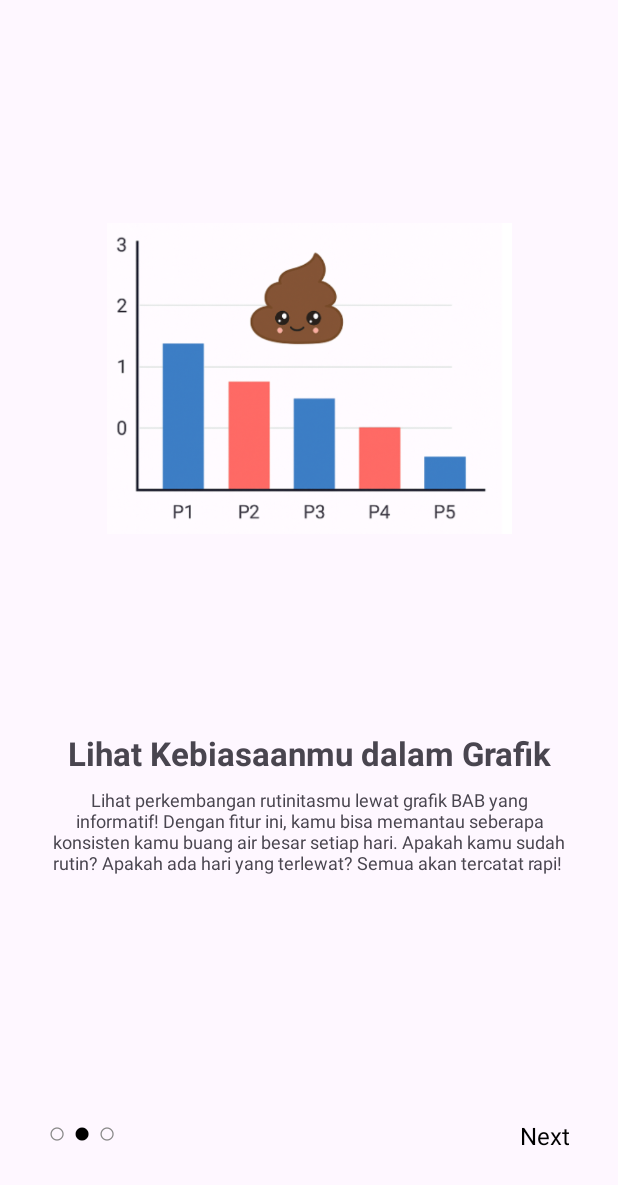
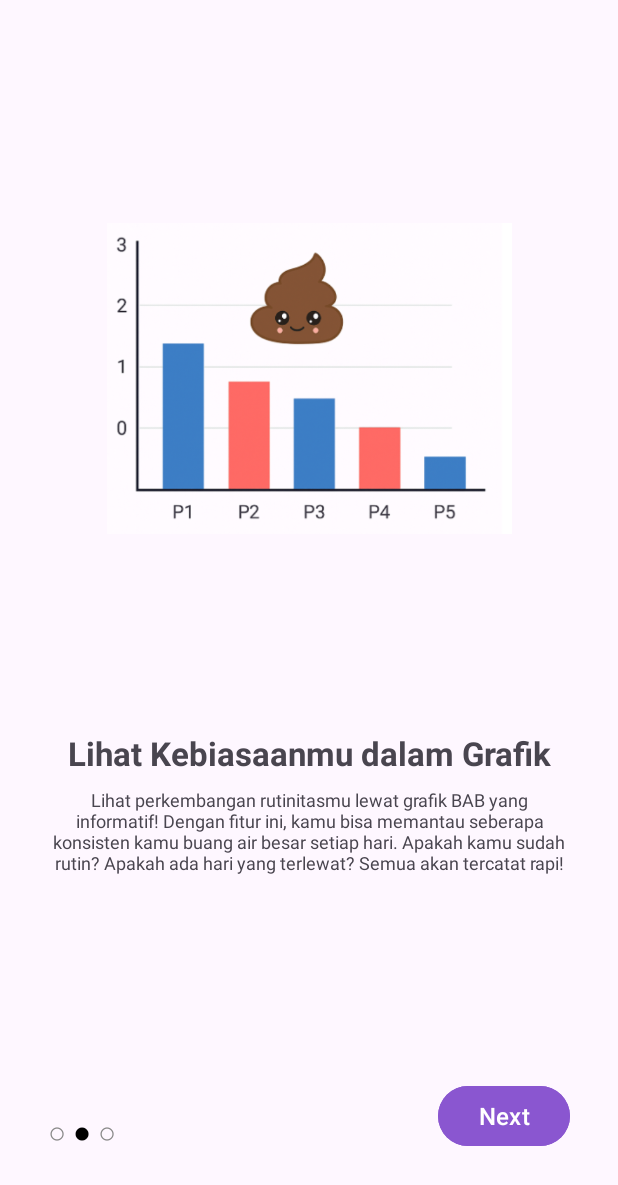
Before and after one commit to elsyap2252/Poopoo-App, an Android app: the Onboarding2 screen opened directly, with no data from a screen before it, on a phone screen of 412 x 824 dp. Shown: the top 1185 px of the screen. Run offline under Robolectric (Android 15) with nearby library versions, the phone set to English and light mode, and no system bars.

Commit message:
fix onboarding1dan 2

```diff
--- a/app/src/main/java/com/example/poopoo_app/Onboarding2.java
+++ b/app/src/main/java/com/example/poopoo_app/Onboarding2.java
@@ -2,7 +2,7 @@ package com.example.poopoo_app;
 
 import android.content.Intent;
 import android.os.Bundle;
-import android.widget.Button;
+import android.widget.Button; // Ganti dari TextView ke Button
 import androidx.appcompat.app.AppCompatActivity;
 
 public class Onboarding2 extends AppCompatActivity {
@@ -11,7 +11,7 @@ public class Onboarding2 extends AppCompatActivity {
         super.onCreate(savedInstanceState);
         setContentView(R.layout.activity_onboarding2);
 
-        Button btnNext = findViewById(R.id.btnMulai);
+        Button btnNext = findViewById(R.id.btnMulai); // Ganti tipe ke Button
         btnNext.setOnClickListener(v -> {
             Intent intent = new Intent(Onboarding2.this, Onboarding3.class);
             startActivity(intent);
--- a/app/src/main/res/layout/activity_onboarding2.xml
+++ b/app/src/main/res/layout/activity_onboarding2.xml
@@ -16,8 +16,7 @@
         android:layout_marginTop="85dp"
         app:layout_constraintTop_toTopOf="parent"
         app:layout_constraintStart_toStartOf="parent"
-        app:layout_constraintEnd_toEndOf="parent"
-        />
+        app:layout_constraintEnd_toEndOf="parent" />
 
     <!-- Judul -->
     <TextView
@@ -39,7 +38,7 @@
         android:id="@+id/txtDesc"
         android:layout_width="0dp"
         android:layout_height="wrap_content"
-        android:text="Lihat perkembangan rutinitasmu lewat grafik BAB yang informatif! Dengan fitur ini, kamu bisa memantau seberapa konsisten kamu buang air besar setiap hari. Apakah kamu sudah rutin? Apakah ada hari yang terlewat? Semua akan tercatat rapi! "
+        android:text="Lihat perkembangan rutinitasmu lewat grafik BAB yang informatif! Dengan fitur ini, kamu bisa memantau seberapa konsisten kamu buang air besar setiap hari. Apakah kamu sudah rutin? Apakah ada hari yang terlewat? Semua akan tercatat rapi!"
         android:textSize="12sp"
         android:gravity="center"
         android:textAlignment="center"
@@ -79,14 +78,15 @@
     </LinearLayout>
 
     <!-- Tombol Next -->
-    <TextView
+    <Button
         android:id="@+id/btnMulai"
         android:layout_width="wrap_content"
         android:layout_height="wrap_content"
         android:text="Next"
         android:textAllCaps="false"
-        android:textColor="#000000"
+        android:textColor="#FFFFFF"
         android:textSize="16sp"
+        android:backgroundTint="#8A56D0"
         android:layout_marginBottom="24dp"
         app:layout_constraintBottom_toBottomOf="parent"
         app:layout_constraintEnd_toEndOf="parent"/>
```
Also changed, not shown: app/src/main/res/layout/activity_calendar.xml (+21 -26 lines), app/src/main/res/layout/activity_onboarding1.xml (+4 -3 lines).
